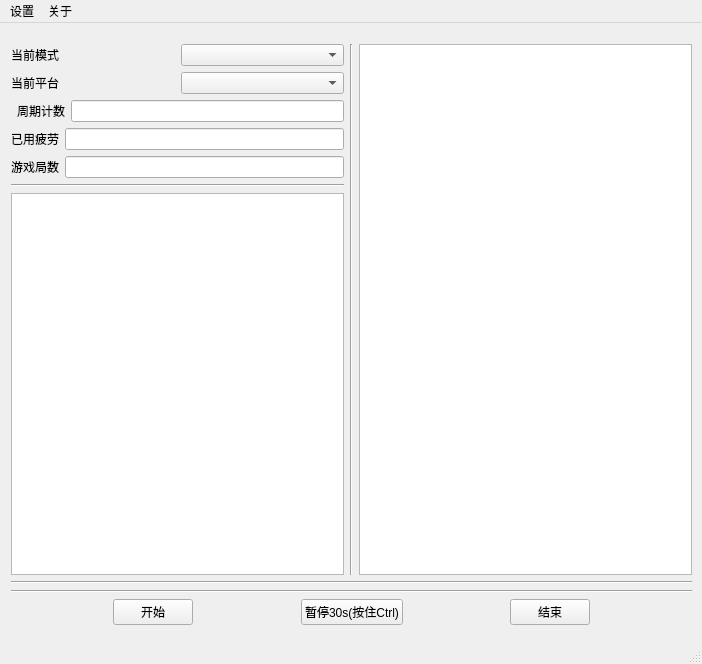
xuanshui/myTools, file GameAutoTools_GUI/UI/mainWindow.ui: the form before one commit.
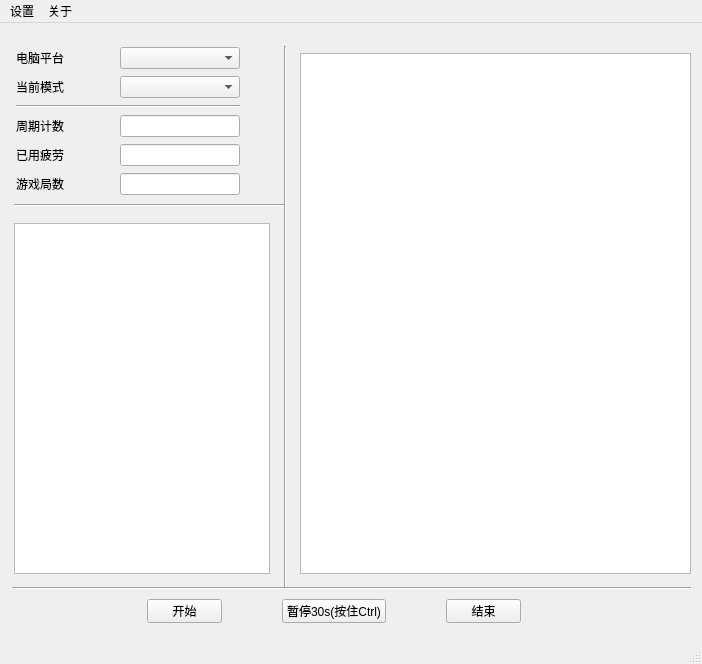
The form after the commit.

```diff
--- a/GameAutoTools_GUI/UI/mainWindow.ui
+++ b/GameAutoTools_GUI/UI/mainWindow.ui
@@ -14,186 +14,137 @@
    <string>控制上位机</string>
   </property>
   <widget class="QWidget" name="centralwidget">
+   <widget class="Line" name="line">
+    <property name="geometry">
+     <rect>
+      <x>12</x>
+      <y>557</y>
+      <width>679</width>
+      <height>16</height>
+     </rect>
+    </property>
+    <property name="orientation">
+     <enum>Qt::Orientation::Horizontal</enum>
+    </property>
+   </widget>
+   <widget class="Line" name="line_3">
+    <property name="geometry">
+     <rect>
+      <x>277</x>
+      <y>23</y>
+      <width>16</width>
+      <height>541</height>
+     </rect>
+    </property>
+    <property name="orientation">
+     <enum>Qt::Orientation::Vertical</enum>
+    </property>
+   </widget>
+   <widget class="QTextEdit" name="tEdit_info">
+    <property name="geometry">
+     <rect>
+      <x>300</x>
+      <y>30</y>
+      <width>391</width>
+      <height>521</height>
+     </rect>
+    </property>
+    <property name="readOnly">
+     <bool>true</bool>
+    </property>
+   </widget>
+   <widget class="Line" name="line_4">
+    <property name="geometry">
+     <rect>
+      <x>14</x>
+      <y>174</y>
+      <width>271</width>
+      <height>16</height>
+     </rect>
+    </property>
+    <property name="orientation">
+     <enum>Qt::Orientation::Horizontal</enum>
+    </property>
+   </widget>
+   <widget class="QTextEdit" name="tEdit_errInfo">
+    <property name="geometry">
+     <rect>
+      <x>14</x>
+      <y>200</y>
+      <width>256</width>
+      <height>351</height>
+     </rect>
+    </property>
+    <property name="readOnly">
+     <bool>true</bool>
+    </property>
+   </widget>
+   <widget class="QWidget" name="layoutWidget">
+    <property name="geometry">
+     <rect>
+      <x>392</x>
+      <y>576</y>
+      <width>16</width>
+      <height>16</height>
+     </rect>
+    </property>
+    <layout class="QHBoxLayout" name="horizontalLayout_2"/>
+   </widget>
+   <widget class="QPushButton" name="btn_start">
+    <property name="geometry">
+     <rect>
+      <x>147</x>
+      <y>576</y>
+      <width>75</width>
+      <height>24</height>
+     </rect>
+    </property>
+    <property name="text">
+     <string>开始</string>
+    </property>
+   </widget>
+   <widget class="QPushButton" name="btn_pause">
+    <property name="geometry">
+     <rect>
+      <x>282</x>
+      <y>576</y>
+      <width>104</width>
+      <height>24</height>
+     </rect>
+    </property>
+    <property name="text">
+     <string>暂停30s(按住Ctrl)</string>
+    </property>
+   </widget>
+   <widget class="QPushButton" name="btn_end">
+    <property name="geometry">
+     <rect>
+      <x>446</x>
+      <y>576</y>
+      <width>75</width>
+      <height>24</height>
+     </rect>
+    </property>
+    <property name="text">
+     <string>结束</string>
+    </property>
+   </widget>
    <widget class="QWidget" name="">
     <property name="geometry">
      <rect>
-      <x>11</x>
-      <y>21</y>
-      <width>681</width>
-      <height>581</height>
+      <x>16</x>
+      <y>23</y>
+      <width>224</width>
+      <height>153</height>
      </rect>
     </property>
-    <layout class="QVBoxLayout" name="verticalLayout_3">
+    <layout class="QVBoxLayout" name="verticalLayout">
      <item>
-      <layout class="QHBoxLayout" name="horizontalLayout_9">
+      <layout class="QHBoxLayout" name="horizontalLayout_5">
        <item>
-        <layout class="QVBoxLayout" name="verticalLayout_2">
-         <item>
-          <layout class="QVBoxLayout" name="verticalLayout">
-           <item>
-            <layout class="QHBoxLayout" name="horizontalLayout_4">
-             <item>
-              <widget class="QLabel" name="label">
-               <property name="text">
-                <string>当前模式</string>
-               </property>
-              </widget>
-             </item>
-             <item>
-              <widget class="QComboBox" name="cBox_gameMode">
-               <property name="editable">
-                <bool>false</bool>
-               </property>
-              </widget>
-             </item>
-            </layout>
-           </item>
-           <item>
-            <layout class="QHBoxLayout" name="horizontalLayout_5">
-             <item>
-              <widget class="QLabel" name="label_2">
-               <property name="text">
-                <string>当前平台</string>
-               </property>
-              </widget>
-             </item>
-             <item>
-              <widget class="QComboBox" name="cBox_pcName">
-               <property name="editable">
-                <bool>false</bool>
-               </property>
-              </widget>
-             </item>
-            </layout>
-           </item>
-           <item>
-            <layout class="QHBoxLayout" name="horizontalLayout_6">
-             <item>
-              <widget class="Line" name="line_2">
-               <property name="orientation">
-                <enum>Qt::Orientation::Horizontal</enum>
-               </property>
-              </widget>
-             </item>
-             <item>
-              <widget class="QLabel" name="label_3">
-               <property name="text">
-                <string>周期计数</string>
-               </property>
-              </widget>
-             </item>
-             <item>
-              <widget class="QLineEdit" name="lEdit_cycCnt">
-               <property name="readOnly">
-                <bool>true</bool>
-               </property>
-              </widget>
-             </item>
-            </layout>
-           </item>
-           <item>
-            <layout class="QHBoxLayout" name="horizontalLayout_7">
-             <item>
-              <widget class="QLabel" name="label_4">
-               <property name="text">
-                <string>已用疲劳</string>
-               </property>
-              </widget>
-             </item>
-             <item>
-              <widget class="QLineEdit" name="lEdit_fatigue">
-               <property name="readOnly">
-                <bool>true</bool>
-               </property>
-              </widget>
-             </item>
-            </layout>
-           </item>
-           <item>
-            <layout class="QHBoxLayout" name="horizontalLayout_8">
-             <item>
-              <widget class="QLabel" name="label_5">
-               <property name="text">
-                <string>游戏局数</string>
-               </property>
-              </widget>
-             </item>
-             <item>
-              <widget class="QLineEdit" name="lEdit_gameCnt">
-               <property name="readOnly">
-                <bool>true</bool>
-               </property>
-              </widget>
-             </item>
-            </layout>
-           </item>
-          </layout>
-         </item>
-         <item>
-          <widget class="Line" name="line_4">
-           <property name="orientation">
-            <enum>Qt::Orientation::Horizontal</enum>
-           </property>
-          </widget>
-         </item>
-         <item>
-          <widget class="QTextEdit" name="tEdit_errInfo">
-           <property name="readOnly">
-            <bool>true</bool>
-           </property>
-          </widget>
-         </item>
-        </layout>
-       </item>
-       <item>
-        <widget class="Line" name="line_3">
-         <property name="orientation">
-          <enum>Qt::Orientation::Vertical</enum>
-         </property>
-        </widget>
-       </item>
-       <item>
-        <widget class="QTextEdit" name="tEdit_info">
-         <property name="readOnly">
-          <bool>true</bool>
-         </property>
-        </widget>
-       </item>
-      </layout>
-     </item>
-     <item>
-      <widget class="Line" name="line">
-       <property name="orientation">
-        <enum>Qt::Orientation::Horizontal</enum>
-       </property>
-      </widget>
-     </item>
-     <item>
-      <widget class="Line" name="line_5">
-       <property name="orientation">
-        <enum>Qt::Orientation::Horizontal</enum>
-       </property>
-      </widget>
-     </item>
-     <item>
-      <layout class="QHBoxLayout" name="horizontalLayout">
-       <item>
-        <spacer name="horizontalSpacer_5">
-         <property name="orientation">
-          <enum>Qt::Orientation::Horizontal</enum>
-         </property>
-         <property name="sizeHint" stdset="0">
-          <size>
-           <width>40</width>
-           <height>20</height>
-          </size>
-         </property>
-        </spacer>
-       </item>
-       <item>
-        <widget class="QPushButton" name="btn_start">
+        <widget class="QLabel" name="label_2">
          <property name="text">
-          <string>开始</string>
+          <string>电脑平台</string>
          </property>
         </widget>
        </item>
@@ -211,17 +162,127 @@
         </spacer>
        </item>
        <item>
-        <layout class="QHBoxLayout" name="horizontalLayout_3"/>
+        <widget class="QComboBox" name="cBox_pcName">
+         <property name="minimumSize">
+          <size>
+           <width>120</width>
+           <height>0</height>
+          </size>
+         </property>
+         <property name="maximumSize">
+          <size>
+           <width>120</width>
+           <height>16777215</height>
+          </size>
+         </property>
+         <property name="editable">
+          <bool>false</bool>
+         </property>
+        </widget>
        </item>
+      </layout>
+     </item>
+     <item>
+      <layout class="QHBoxLayout" name="horizontalLayout_4">
        <item>
-        <widget class="QPushButton" name="btn_pause">
+        <widget class="QLabel" name="label">
          <property name="text">
-          <string>暂停30s(按住Ctrl)</string>
+          <string>当前模式</string>
          </property>
         </widget>
        </item>
        <item>
-        <layout class="QHBoxLayout" name="horizontalLayout_2"/>
+        <spacer name="horizontalSpacer_2">
+         <property name="orientation">
+          <enum>Qt::Orientation::Horizontal</enum>
+         </property>
+         <property name="sizeHint" stdset="0">
+          <size>
+           <width>13</width>
+           <height>21</height>
+          </size>
+         </property>
+        </spacer>
+       </item>
+       <item>
+        <widget class="QComboBox" name="cBox_gameMode">
+         <property name="minimumSize">
+          <size>
+           <width>120</width>
+           <height>0</height>
+          </size>
+         </property>
+         <property name="maximumSize">
+          <size>
+           <width>120</width>
+           <height>16777215</height>
+          </size>
+         </property>
+         <property name="editable">
+          <bool>false</bool>
+         </property>
+        </widget>
+       </item>
+      </layout>
+     </item>
+     <item>
+      <widget class="Line" name="line_2">
+       <property name="orientation">
+        <enum>Qt::Orientation::Horizontal</enum>
+       </property>
+      </widget>
+     </item>
+     <item>
+      <layout class="QHBoxLayout" name="horizontalLayout_3">
+       <item>
+        <widget class="QLabel" name="label_3">
+         <property name="text">
+          <string>周期计数</string>
+         </property>
+        </widget>
+       </item>
+       <item>
+        <spacer name="horizontalSpacer_3">
+         <property name="orientation">
+          <enum>Qt::Orientation::Horizontal</enum>
+         </property>
+         <property name="sizeHint" stdset="0">
+          <size>
+           <width>13</width>
+           <height>17</height>
+          </size>
+         </property>
+        </spacer>
+       </item>
+       <item>
+        <widget class="QLineEdit" name="lEdit_cycCnt">
+         <property name="minimumSize">
+          <size>
+           <width>120</width>
+           <height>0</height>
+          </size>
+         </property>
+         <property name="maximumSize">
+          <size>
+           <width>120</width>
+           <height>16777215</height>
+          </size>
+         </property>
+         <property name="readOnly">
+          <bool>true</bool>
+         </property>
+        </widget>
+       </item>
+      </layout>
+     </item>
+     <item>
+      <layout class="QHBoxLayout" name="horizontalLayout_7">
+       <item>
+        <widget class="QLabel" name="label_4">
+         <property name="text">
+          <string>已用疲劳</string>
+         </property>
+        </widget>
        </item>
        <item>
         <spacer name="horizontalSpacer_4">
@@ -237,14 +298,37 @@
         </spacer>
        </item>
        <item>
-        <widget class="QPushButton" name="btn_end">
+        <widget class="QLineEdit" name="lEdit_fatigue">
+         <property name="minimumSize">
+          <size>
+           <width>120</width>
+           <height>0</height>
+          </size>
+         </property>
+         <property name="maximumSize">
+          <size>
+           <width>120</width>
+           <height>16777215</height>
+          </size>
+         </property>
+         <property name="readOnly">
+          <bool>true</bool>
+         </property>
+        </widget>
+       </item>
+      </layout>
+     </item>
+     <item>
+      <layout class="QHBoxLayout" name="horizontalLayout">
+       <item>
+        <widget class="QLabel" name="label_5">
          <property name="text">
-          <string>结束</string>
+          <string>游戏局数</string>
          </property>
         </widget>
        </item>
        <item>
-        <spacer name="horizontalSpacer_6">
+        <spacer name="horizontalSpacer_5">
          <property name="orientation">
           <enum>Qt::Orientation::Horizontal</enum>
          </property>
@@ -256,6 +340,25 @@
          </property>
         </spacer>
        </item>
+       <item>
+        <widget class="QLineEdit" name="lEdit_gameCnt">
+         <property name="minimumSize">
+          <size>
+           <width>120</width>
+           <height>0</height>
+          </size>
+         </property>
+         <property name="maximumSize">
+          <size>
+           <width>120</width>
+           <height>16777215</height>
+          </size>
+         </property>
+         <property name="readOnly">
+          <bool>true</bool>
+         </property>
+        </widget>
+       </item>
       </layout>
      </item>
     </layout>
```
